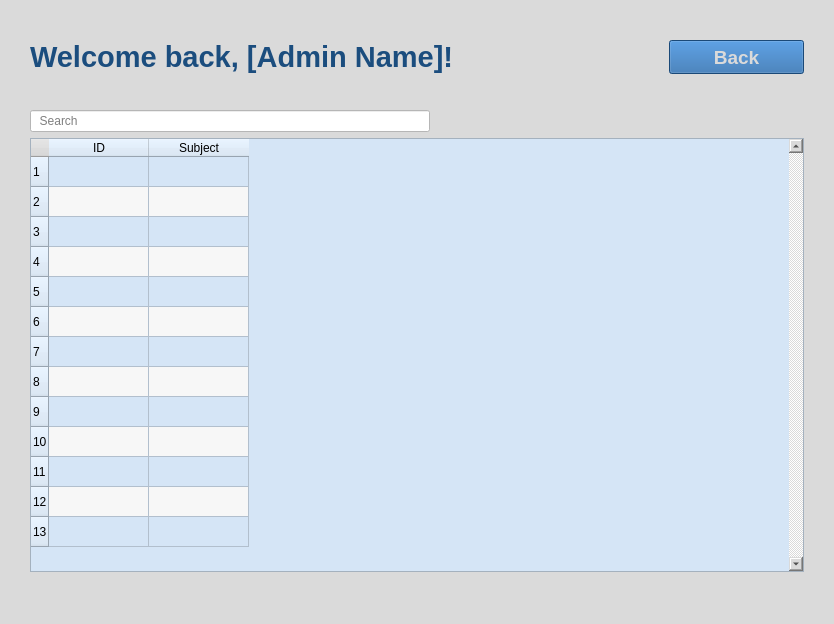
The window that messagelog.ui (apteryxxyz/cs106-a2-client) describes before a commit, drawn with Qt 5.
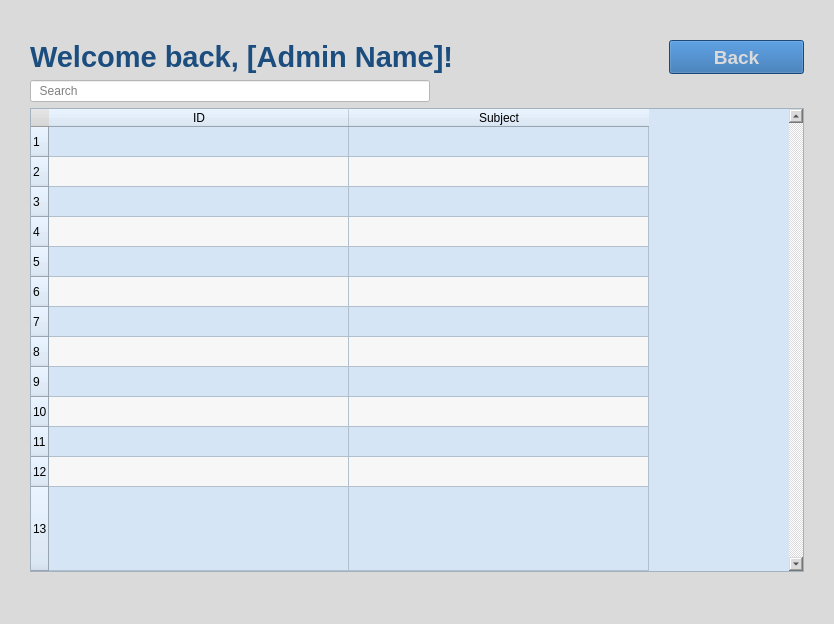
The same window after the commit. Icons and pictures are not drawn.

Commit message: Table default size is bigger

What changed in the file:
```diff
--- a/messagelog.ui
+++ b/messagelog.ui
@@ -165,8 +165,11 @@
         <attribute name="horizontalHeaderCascadingSectionResizes">
          <bool>false</bool>
         </attribute>
+		<attribute name="horizontalHeaderDefaultSectionSize">
+			<number>300</number>
+		</attribute>
         <attribute name="verticalHeaderStretchLastSection">
-         <bool>false</bool>
+         <bool>true</bool>
         </attribute>
         <row/>
         <row/>
```
